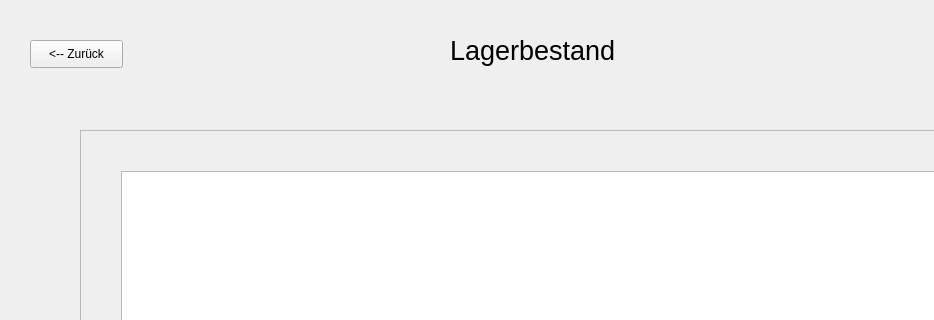
Before: the Qt Designer form src/ui/lagerbestand_gui.ui in TGM-HWI-SWP/lagerverwaltung-supermarkt-4b, drawn with Qt 5; both pictures show x 0 to 934 and y 0 to 320 of the 1108 by 839 pixel window.
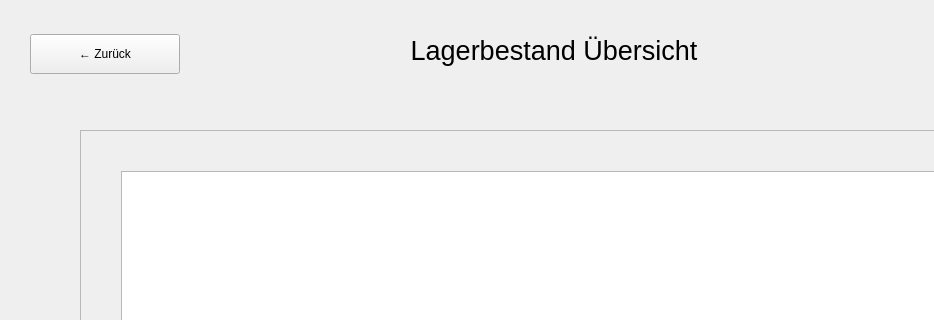
After: the same form once the commit is applied.

Diff of the .ui file:
```diff
--- a/src/ui/lagerbestand_gui.ui
+++ b/src/ui/lagerbestand_gui.ui
@@ -17,19 +17,22 @@
    <widget class="QLabel" name="label">
     <property name="geometry">
      <rect>
-      <x>450</x>
-      <y>30</y>
-      <width>201</width>
-      <height>41</height>
+      <x>304</x>
+      <y>20</y>
+      <width>500</width>
+      <height>60</height>
      </rect>
     </property>
+    <property name="alignment">
+     <set>Qt::AlignCenter</set>
+    </property>
     <property name="font">
      <font>
       <pointsize>20</pointsize>
      </font>
     </property>
     <property name="text">
-     <string>Lagerbestand</string>
+     <string>Lagerbestand Übersicht</string>
     </property>
    </widget>
    <widget class="QScrollArea" name="scrollArea">
@@ -69,13 +72,13 @@
     <property name="geometry">
      <rect>
       <x>30</x>
-      <y>40</y>
-      <width>93</width>
-      <height>28</height>
+      <y>34</y>
+      <width>150</width>
+      <height>40</height>
      </rect>
     </property>
     <property name="text">
-     <string>&lt;-- Zurück</string>
+     <string>← Zurück</string>
     </property>
    </widget>
   </widget>
```
Left out of the diff: 4 changed lines with no effect on the pictures.
